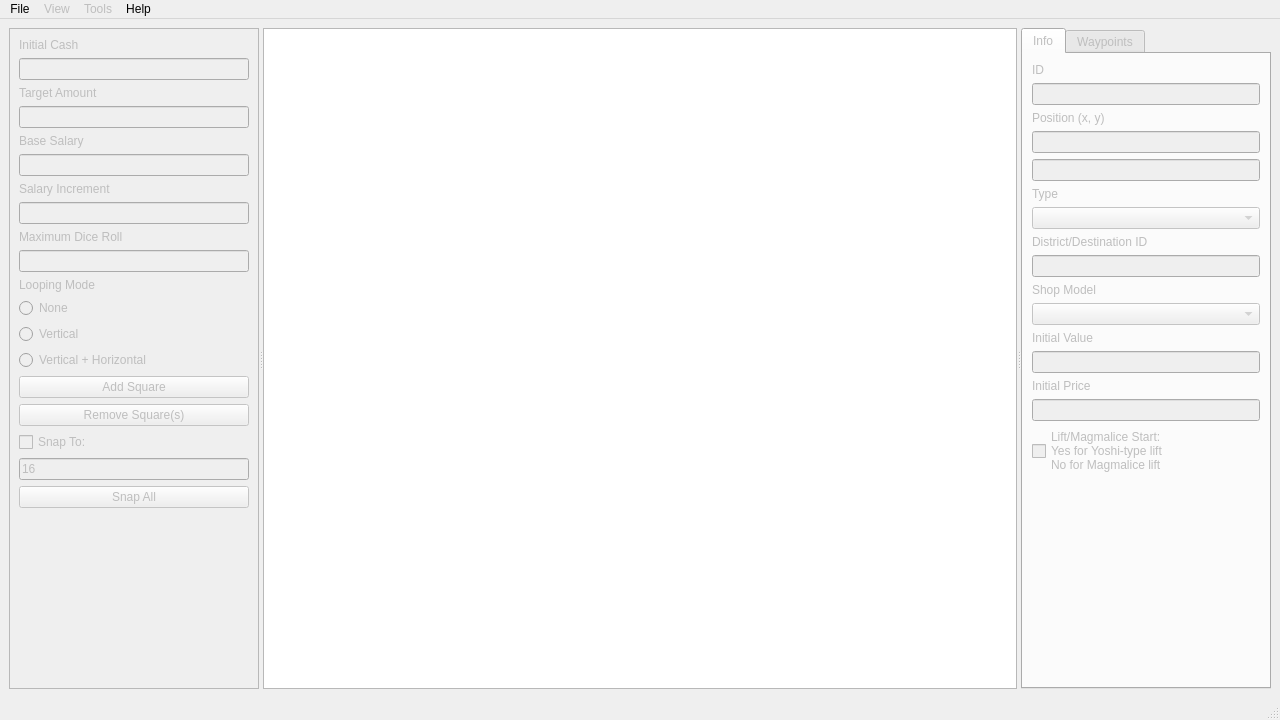
Old version of the form mainwindow.ui in the repository FortuneStreetModding/fortune-avenue-qt.
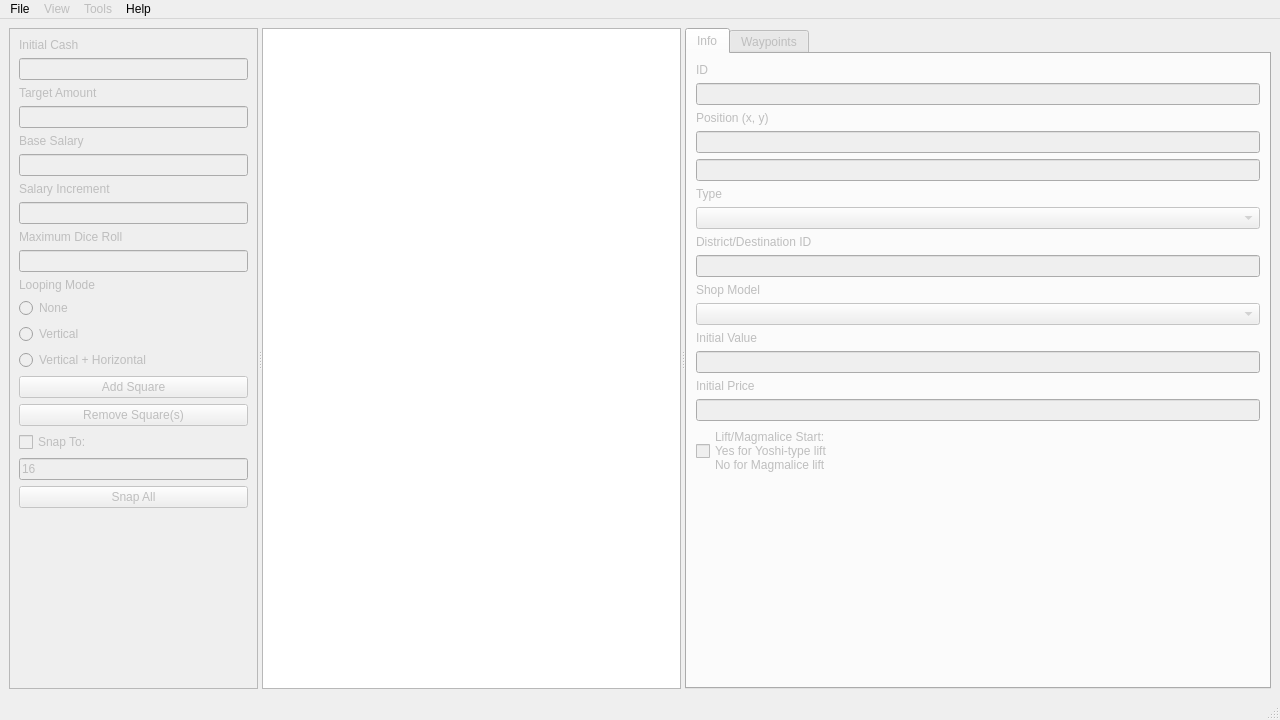
New version of the form.

Commit message: allow growing of the sidebars

```diff
--- a/mainwindow.ui
+++ b/mainwindow.ui
@@ -25,14 +25,14 @@
         <bool>false</bool>
        </property>
        <property name="sizePolicy">
-        <sizepolicy hsizetype="Fixed" vsizetype="Preferred">
+        <sizepolicy hsizetype="Preferred" vsizetype="Preferred">
          <horstretch>0</horstretch>
          <verstretch>0</verstretch>
         </sizepolicy>
        </property>
        <property name="maximumSize">
         <size>
-         <width>250</width>
+         <width>16777215</width>
          <height>16777215</height>
         </size>
        </property>
@@ -192,14 +192,14 @@
         <bool>false</bool>
        </property>
        <property name="sizePolicy">
-        <sizepolicy hsizetype="Fixed" vsizetype="Preferred">
+        <sizepolicy hsizetype="Preferred" vsizetype="Preferred">
          <horstretch>0</horstretch>
          <verstretch>0</verstretch>
         </sizepolicy>
        </property>
        <property name="maximumSize">
         <size>
-         <width>250</width>
+         <width>16777215</width>
          <height>16777215</height>
         </size>
        </property>
```
